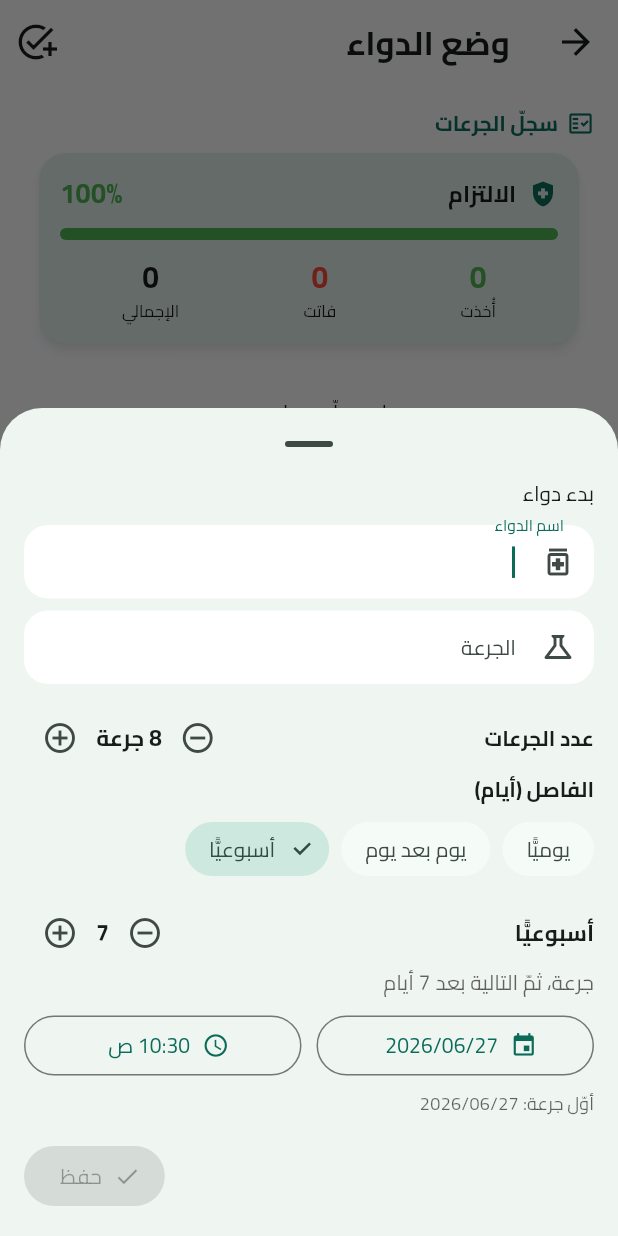
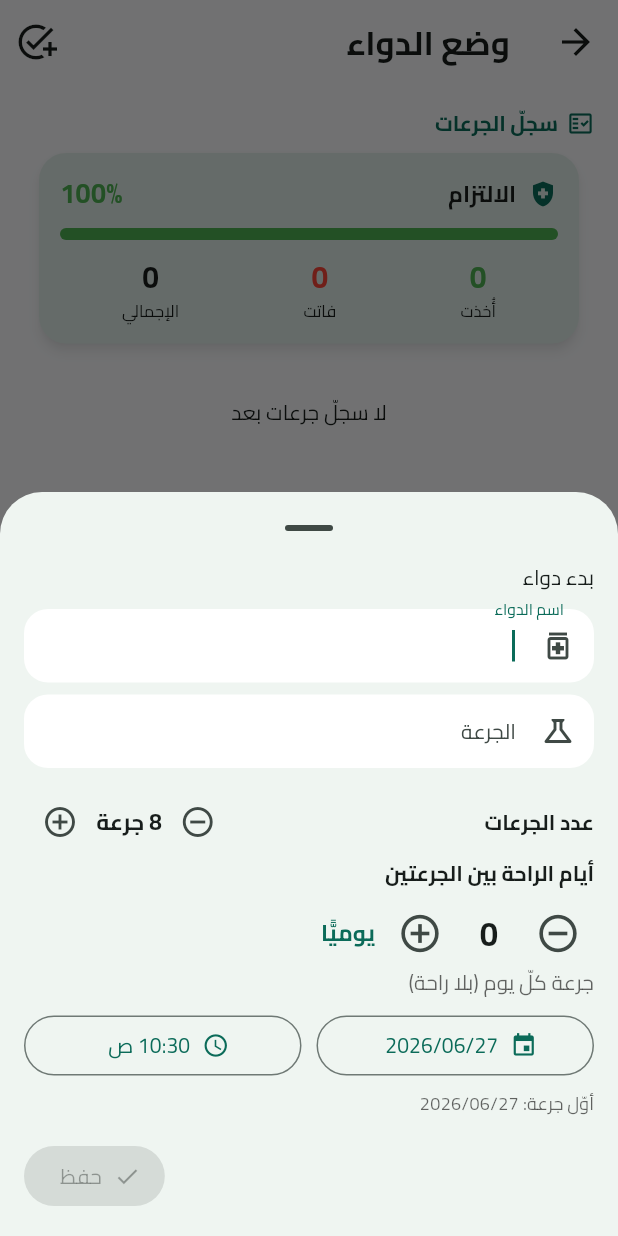
Before and after one commit to alaoufi/alaoufi_notes, a Flutter app: the MedicationScreen screen opened directly, after a tap on "بدء دواء", on a phone screen of 412 x 824 dp. Run offline on Flutter 3.47's test engine with Material 3 defaults, Android fonts, the phone set to English and light mode, and no system bars; drawn by our look-alikes of dynamic_color; our stand-ins replace audioplayers, device_info_plus, file_picker, flutter_colorpicker, flutter_local_notifications, flutter_secure_storage and 14 more; missing offline and left inert: android_id, cryptography, encrypt, extension_google_sign_in_as_googleapis_auth, flutter_quill, googleapis and 2 more; accounts and stored records are empty; project files that could hold a hidden picture were left out.

Commit message:
أدوية: الفاصل = «عدد أيام الراحة بين الجرعتين» (نموذج بسيط)
حسب طلب المستخدم: الرقم صار يمثّل أيام الراحة لا الفاصل الخام —
٠ = يوميًّا، ١ = يوم بعد يوم، ٢ = جرعة ثمّ راحة يومين… مع سطر توضيح صريح.
داخليًّا الفاصل بالأيام = الراحة + ١ (بلا تغيير في الجدولة). الافتراضي صار يوميًّا.

Co-Authored-By: Claude Fable 5 <noreply@anthropic.com>
Claude-Session: https://claude.ai/code/session_01EgFDkQ7WC3S16HHMbyH5e4

```diff
--- a/mudhakkarati/lib/features/meds/medication_screen.dart
+++ b/mudhakkarati/lib/features/meds/medication_screen.dart
@@ -521,7 +521,7 @@ class _NewCourseSheetState extends State<_NewCourseSheet> {
   final _name = TextEditingController();
   final _dose = TextEditingController();
   int _total = 8;
-  int _every = 7; // أسبوعيًّا افتراضيًّا
+  int _every = 1; // يوميًّا افتراضيًّا (راحة ٠) — الأشيع للأدوية
   late DateTime _date;
   late TimeOfDay _time;
 
@@ -619,60 +619,50 @@ class _NewCourseSheetState extends State<_NewCourseSheet> {
                 s.t('med_dose_unit'),
                 () => setState(() => _total = (_total - 1).clamp(1, 365)),
                 () => setState(() => _total = (_total + 1).clamp(1, 365))),
-            // التكرار بأنماط مسمّاة واضحة + خيار «مخصّص» لأي عدد أيام.
-            Text(s.t('med_interval'),
+            // الفاصل = «عدد أيام الراحة بين الجرعتين» (نموذج بسيط واضح):
+            //   ٠ = يوميًّا، ١ = يوم بعد يوم، ٢ = جرعة ثمّ راحة يومين…
+            // داخليًّا: الفاصل بالأيام (_every) = أيام الراحة + ١.
+            Text('أيام الراحة بين الجرعتين',
                 style: const TextStyle(fontWeight: FontWeight.w600)),
             const SizedBox(height: 6),
-            Wrap(
-              spacing: 8,
-              children: [
-                ChoiceChip(
-                    label: Text(s.t('med_daily')),
-                    selected: _every == 1,
-                    onSelected: (_) => setState(() => _every = 1)),
-                ChoiceChip(
-                    label: Text(s.t('med_every_other')),
-                    selected: _every == 2,
-                    onSelected: (_) => setState(() => _every = 2)),
-                ChoiceChip(
-                    label: Text(s.t('med_weekly')),
-                    selected: _every == 7,
-                    onSelected: (_) => setState(() => _every = 7)),
-              ],
-            ),
-            const SizedBox(height: 8),
-            // المُحدِّد يعرض اسم التكرار حسب الرقم مباشرةً (٢ = يوم بعد يوم…).
             Row(children: [
-              Expanded(
-                  child: Text(
-                      _every == 1
-                          ? s.t('med_daily')
-                          : _every == 2
-                              ? s.t('med_every_other')
-                              : _every == 7
-                                  ? s.t('med_weekly')
-                                  : 'كل $_every أيام',
-                      style: const TextStyle(
-                          fontWeight: FontWeight.bold, fontSize: 15))),
               IconButton(
-                  icon: const Icon(Icons.remove_circle_outline),
+                  icon: const Icon(Icons.remove_circle_outline, size: 30),
                   onPressed: () =>
                       setState(() => _every = (_every - 1).clamp(1, 90))),
-              Text('$_every',
-                  style: const TextStyle(
-                      fontWeight: FontWeight.bold, fontSize: 15)),
+              SizedBox(
+                width: 44,
+                child: Text('${_every - 1}',
+                    textAlign: TextAlign.center,
+                    style: const TextStyle(
+                        fontWeight: FontWeight.bold, fontSize: 22)),
+              ),
               IconButton(
-                  icon: const Icon(Icons.add_circle_outline),
+                  icon: const Icon(Icons.add_circle_outline, size: 30),
                   onPressed: () =>
                       setState(() => _every = (_every + 1).clamp(1, 90))),
+              const SizedBox(width: 6),
+              Expanded(
+                child: Text(
+                  _every == 1
+                      ? 'يوميًّا'
+                      : _every == 2
+                          ? 'يوم بعد يوم'
+                          : 'راحة ${_every - 1} أيام',
+                  style: TextStyle(
+                      color: Theme.of(context).colorScheme.primary,
+                      fontWeight: FontWeight.bold,
+                      fontSize: 15),
+                ),
+              ),
             ]),
-            // توضيح صريح لمعنى الرقم: متى تأتي الجرعة التالية فعليًّا.
+            // توضيح صريح للمعنى.
             Text(
               _every == 1
-                  ? 'جرعة كلّ يوم'
+                  ? 'جرعة كلّ يوم (بلا راحة)'
                   : _every == 2
-                      ? 'جرعة، ثمّ التالية بعد يومين (يوم بينهما بلا جرعة)'
-                      : 'جرعة، ثمّ التالية بعد $_every أيام',
+                      ? 'جرعة، ثمّ راحة يوم واحد، ثمّ الجرعة التالية'
+                      : 'جرعة، ثمّ راحة ${_every - 1} أيام، ثمّ الجرعة التالية',
               style: Theme.of(context)
                   .textTheme
                   .bodySmall
--- a/mudhakkarati/pubspec.yaml
+++ b/mudhakkarati/pubspec.yaml
@@ -1,7 +1,7 @@
 name: mudhakkarati
 description: "مذكراتي - تطبيق مذكرات وملاحظات يعمل بدون إنترنت بالكامل."
 publish_to: 'none'
-version: 1.8.8+85
+version: 1.8.9+86
 
 environment:
   sdk: '>=3.4.0 <4.0.0'
```
